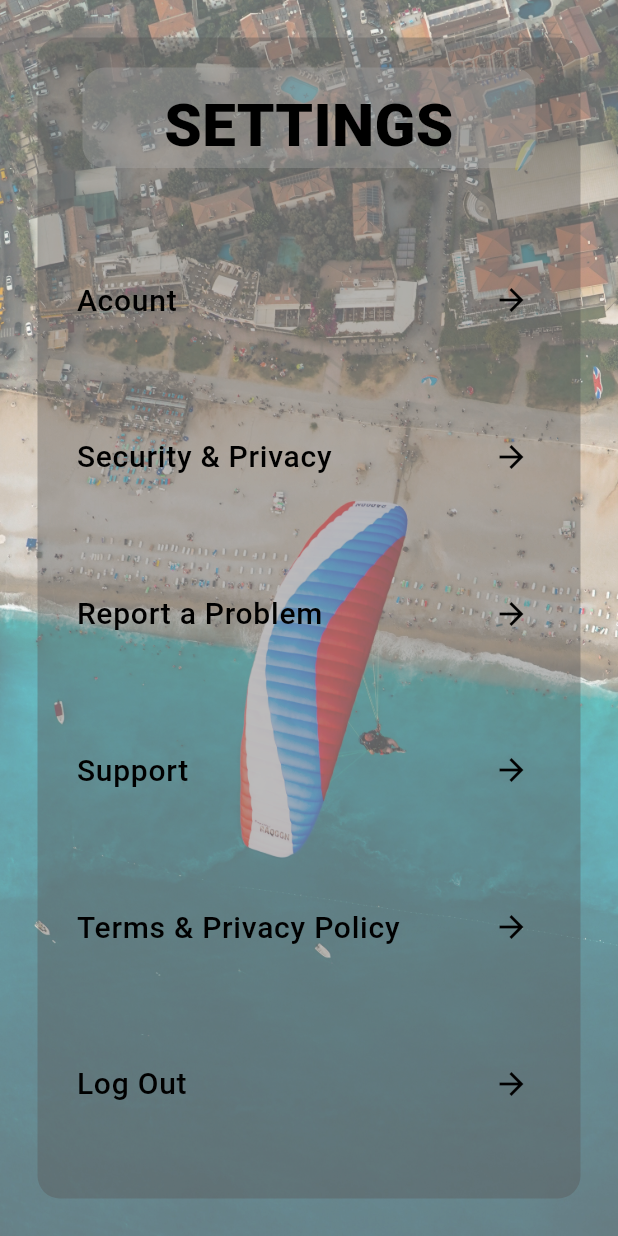
After one commit to Dhanith-Randula/DownSouth-Medical-Center-Mobile-App, a Flutter app: the screen it shows after launch, on a phone screen of 412 x 824 dp. The commit adds this screen. Run offline on Flutter 3.47's test engine with Material 3 defaults, Android fonts, the phone set to English and light mode, and no system bars; drawn by our look-alikes of animated_text_kit; our stand-ins replace google_maps_flutter.

Commit message:
complete setting page

```diff
--- a/lib/components/image_text_homepage.dart
+++ b/lib/components/image_text_homepage.dart
@@ -60,7 +60,7 @@ class RowImageText extends StatelessWidget {
                   width: 150,
                   height: 150,
                   decoration: BoxDecoration(
-                    color: Color.fromARGB(255, 38, 181, 238).withOpacity(0.5),
+                    color: Color.fromARGB(131, 2, 53, 53).withOpacity(0.5),
                     borderRadius: BorderRadius.circular(10.0),
                     border: Border.all(color: Colors.black, width: 3.0),
                     image: DecorationImage(
--- /dev/null
+++ b/lib/components/settingList.dart
@@ -0,0 +1,34 @@
+import 'package:flutter/material.dart';
+
+class settingList extends StatelessWidget {
+  const settingList({required this.title, required this.onPressed});
+  final String title;
+  final VoidCallback onPressed;
+
+  @override
+  Widget build(BuildContext context) {
+    return Expanded(
+      child: ListView(
+        children: <Widget>[
+          ListTile(
+            title: Text(
+              title,
+              style: TextStyle(
+                fontSize: 20,
+                fontWeight: FontWeight.w500,
+                color: Colors.black,
+              ),
+            ),
+            trailing: Icon(
+              Icons.arrow_forward,
+              color: Colors.black,
+            ),
+            onTap: onPressed,
+            mouseCursor: SystemMouseCursors.click,
+          ),
+          // Add more ListTile widgets for more settings
+        ],
+      ),
+    );
+  }
+}
--- a/lib/main.dart
+++ b/lib/main.dart
@@ -5,6 +5,7 @@ import 'package:flash_chat/screens/welcome_screen.dart';
 import 'package:flash_chat/screens/login_screen.dart';
 import 'package:flash_chat/screens/registration_screen.dart';
 import 'package:flash_chat/screens/Welcome.dart';
+import 'package:flash_chat/screens/setting.dart';
 
 void main() => runApp(MedicalCenter());
 
@@ -14,7 +15,7 @@ class MedicalCenter extends StatelessWidget {
   @override
   Widget build(BuildContext context) {
     return MaterialApp(
-      initialRoute: WelcomePage.id,
+      initialRoute: SettingsPage.id,
       routes: {
         WelcomePage.id: (context) => WelcomePage(),
         WelcomeScreen.id: (context) => WelcomeScreen(),
@@ -22,6 +23,7 @@ class MedicalCenter extends StatelessWidget {
         RegistrationScreen.id: (context) => RegistrationScreen(),
         HomePage.id: (context) => HomePage(),
         CustomerDashboardPage.id: (context) => CustomerDashboardPage(),
+        SettingsPage.id: (context) => SettingsPage(),
       },
     );
   }
--- a/lib/screens/home_page.dart
+++ b/lib/screens/home_page.dart
@@ -1,4 +1,5 @@
 import 'package:animated_text_kit/animated_text_kit.dart';
+import 'package:flash_chat/screens/setting.dart';
 import 'package:flutter/material.dart';
 import 'package:flash_chat/components/image_text_homepage.dart';
 import 'package:flash_chat/screens/login_screen.dart';
@@ -126,10 +127,10 @@ class _HomePageState extends State<HomePage>
                   onPressed1: () {
                     Navigator.pushNamed(context, LoginScreen.id);
                   },
-                  title2: 'Log Out',
-                  image2: AssetImage('images/logout1.png'),
+                  title2: 'SETTING',
+                  image2: AssetImage('images/setting.png'),
                   onPressed2: () {
-                    Navigator.pushNamed(context, WelcomeScreen.id);
+                    Navigator.pushNamed(context, SettingsPage.id);
                   },
                 ),
               ],
--- a/lib/screens/search_map_page.dart
+++ b/lib/screens/search_map_page.dart
@@ -1,11 +1,11 @@
 import 'package:flutter/material.dart';
 import 'package:google_maps_flutter/google_maps_flutter.dart';
 import 'package:flutter/widgets.dart';
-import 'package:flash_chat/components/config.dart';
+
 import 'package:http/http.dart' as http;
-import 'dart:convert';
+
 import 'dart:developer' as dev;
-import 'package:flutter_slidable/flutter_slidable.dart';
+
 import 'package:xml/xml.dart';
 import 'package:animated_text_kit/animated_text_kit.dart';
 
@@ -23,6 +23,13 @@ class _CustomerDashboardPageState extends State<CustomerDashboardPage> {
   final List markers = [];
 
   final TextEditingController _nameController = TextEditingController();
+
+  int distnese_calculation(double lat1, double lon1, double lat2, double lon2) {
+
+
+
+    return 50;
+  }
 
   void search() async {
     var url = Uri.parse(getItemToCustomer);
--- /dev/null
+++ b/lib/screens/setting.dart
@@ -0,0 +1,114 @@
+import 'package:flutter/material.dart';
+import 'package:animated_text_kit/animated_text_kit.dart';
+import 'package:flash_chat/components/settingList.dart';
+import 'package:flash_chat/screens/login_screen.dart';
+
+class SettingsPage extends StatefulWidget {
+  static const String id = 'setting_screen';
+  @override
+  _SettingsPageState createState() => _SettingsPageState();
+}
+
+class _SettingsPageState extends State<SettingsPage> {
+  @override
+  Widget build(BuildContext context) {
+    return Scaffold(
+      body: Container(
+        decoration: BoxDecoration(
+          image: DecorationImage(
+            image: AssetImage(
+                'images/background_image.jpg'), // replace with your image
+            fit: BoxFit.cover,
+          ),
+          color: const Color.fromARGB(85, 255, 255, 255)
+              .withOpacity(0.5), // this makes the color white with 50% opacity
+        ),
+        child: Container(
+          color: Color.fromARGB(113, 255, 255, 255).withOpacity(0.4),
+          child: Padding(
+            padding: const EdgeInsets.all(25),
+            child: Container(
+              decoration: BoxDecoration(
+                color: const Color.fromARGB(255, 87, 86, 86).withOpacity(0.4),
+                borderRadius: BorderRadius.circular(15.0), // Add this line
+              ),
+              padding: EdgeInsets.symmetric(horizontal: 10),
+              child: Column(
+                mainAxisAlignment: MainAxisAlignment.start,
+                crossAxisAlignment: CrossAxisAlignment.stretch,
+                children: [
+                  Padding(
+                    padding: const EdgeInsets.all(20.0),
+                    child: Container(
+                      decoration: BoxDecoration(
+                        color:
+                            Color.fromARGB(132, 175, 175, 175).withOpacity(0.3),
+                        borderRadius:
+                            BorderRadius.circular(15.0), // Add this line
+                      ),
+                      child: Padding(
+                        padding: const EdgeInsets.only(
+                            top: 10.0, left: 10, right: 10),
+                        child: AnimatedTextKit(
+                          animatedTexts: [
+                            TypewriterAnimatedText('SETTINGS',
+                                textStyle: TextStyle(
+                                  fontSize: 40,
+                                  fontWeight: FontWeight.w900,
+                                  color: Colors.black,
+                                ),
+                                textAlign: TextAlign.center),
+                          ],
+                        ),
+                      ),
+                    ),
+                  ),
+                  SizedBox(
+                    height: 40.0,
+                  ),
+                  settingList(
+                    title: 'Acount',
+                    onPressed: () {
+                      // Handle tap
+                    },
+                  ),
+                  settingList(
+                    title: 'Security & Privacy',
+                    onPressed: () {
+                      // Handle tap
+                    },
+                  ),
+                  settingList(
+                    title: 'Report a Problem',
+                    onPressed: () {
+                      // Handle tap
+                    },
+                  ),
+                  settingList(
+                    title: 'Support',
+                    onPressed: () {
+                      // Handle tap
+                    },
+                  ),
+                  settingList(
+                    title: 'Terms & Privacy Policy',
+                    onPressed: () {
+                      // Handle tap
+                    },
+                  ),
+                  settingList(
+                    title: 'Log Out',
+                    onPressed: () {
+                      Navigator.pushNamed(context, LoginScreen.id);
+                      // Handle tap
+                    },
+                  ),
+                ],
+              ),
+            ),
+          ),
+        ),
+      ),
+    );
+  }
+}
--- a/pubspec.yaml
+++ b/pubspec.yaml
@@ -25,6 +25,7 @@ dependencies:
   animated_text_kit: ^4.2.2
 
 dev_dependencies:
+  test: any
   flutter_test:
     sdk: flutter
 
```
Also changed, not shown: images/setting.png (added), pubspec.lock, 3 other files.
